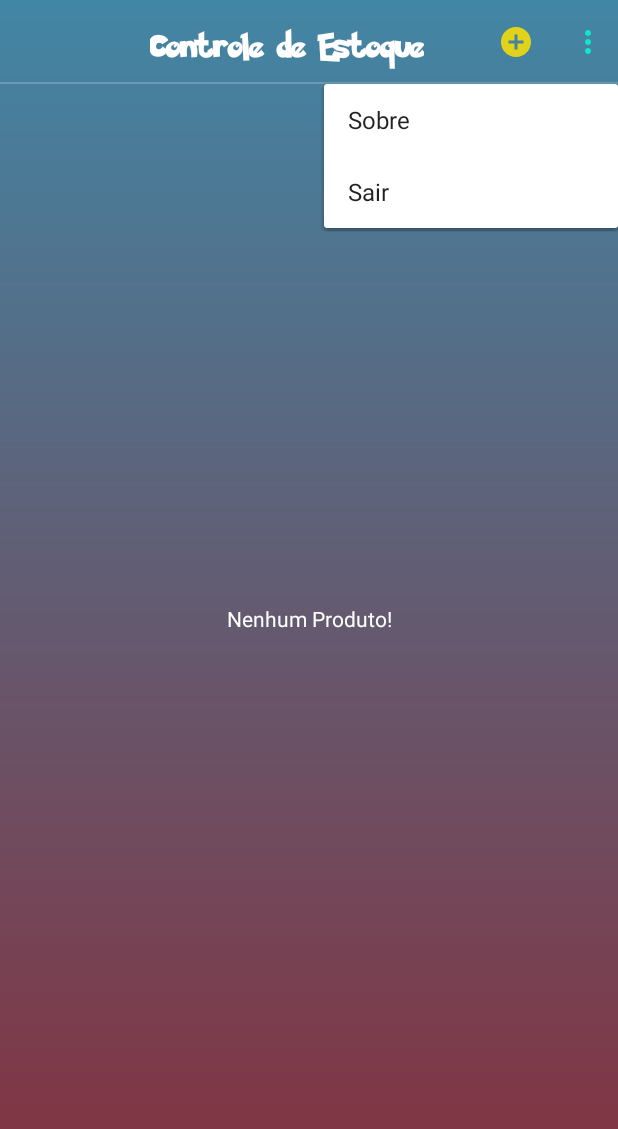
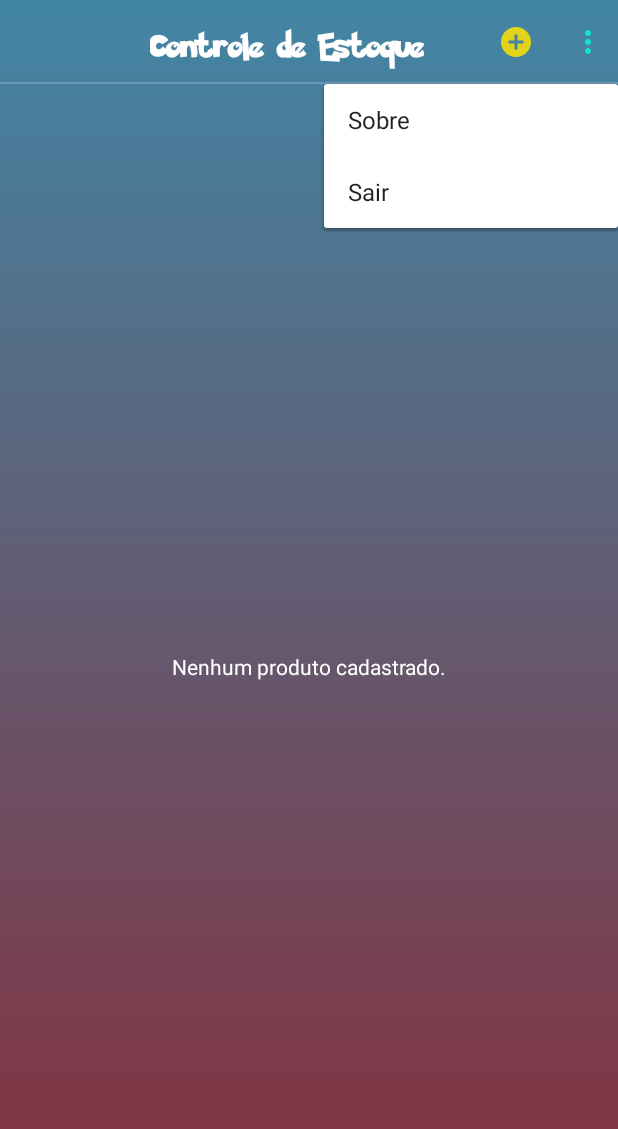
Before and after one commit to Adson-C/Stock-Ads, an Android app: the screen it shows after launch once a user with an empty profile is signed in (MainActivity), after a tap on an icon or button, on a phone screen of 412 x 824 dp. Shown: the top 1129 px of the screen. Run offline under Robolectric (Android 15) with nearby library versions, the phone set to English and light mode, and no system bars; our stand-ins replace Firebase (no records; nobody signed in at launch, a user with empty details on screens opened directly); libraries missing offline, so code that uses them is left out: com.tsuryo.swipeablerv; plain views replace SwipeableRecyclerView; 5 statements that could not run were skipped.

```diff
--- a/app/src/main/java/com/example/layoutcustomer/DBHelper.java
+++ /dev/null
@@ -1,41 +0,0 @@
-package com.example.layoutcustomer;
-
-import android.content.Context;
-import android.database.sqlite.SQLiteDatabase;
-import android.database.sqlite.SQLiteOpenHelper;
-import android.util.Log;
-
-import androidx.annotation.Nullable;
-
-public class DBHelper extends SQLiteOpenHelper {
-
-    private static final int VERSAO = 1;
-    private static final String NOME_DB = "db_app";
-    public static final String TB_PRODUTO = "tb_produto";
-
-    public DBHelper(@Nullable Context context) {
-        super(context, NOME_DB, null, VERSAO);
-    }
-
-    @Override
-    public void onCreate(SQLiteDatabase sqLiteDatabase) {
-
-        String sql = "CREATE TABLE IF NOT EXISTS " + TB_PRODUTO
-                + " (id INTEGER PRIMARY KEY AUTOINCREMENT, " +
-                " nome TEXT NOT NULL, " +
-                " estoque INTEGER NOT NULL, " +
-                " preco DOUBLE NOT NULL);";
-
-        try {
-            sqLiteDatabase.execSQL(sql);
-        }catch (Exception e){
-            Log.i("ERROR", "Erro ao criar a tabela: " + e.getMessage());
-        }
-
-    }
-
-    @Override
-    public void onUpgrade(SQLiteDatabase sqLiteDatabase, int i, int i1) {
-
-    }
-}
--- a/app/src/main/java/com/example/layoutcustomer/activity/MainActivity.java
+++ b/app/src/main/java/com/example/layoutcustomer/activity/MainActivity.java
@@ -1,13 +1,16 @@
 package com.example.layoutcustomer.activity;
 
+import androidx.annotation.NonNull;
 import androidx.appcompat.app.AppCompatActivity;
 import androidx.recyclerview.widget.LinearLayoutManager;
 
+import android.annotation.SuppressLint;
 import android.content.Intent;
 import android.os.Bundle;
 import android.view.View;
 import android.widget.ImageButton;
 import android.widget.PopupMenu;
+import android.widget.ProgressBar;
 import android.widget.TextView;
 import android.widget.Toast;
 
@@ -15,8 +18,11 @@ import com.example.layoutcustomer.adapter.AdapterProduto;
 import com.example.layoutcustomer.autenticacao.LoginActivity;
 import com.example.layoutcustomer.helper.FirebaseHelper;
 import com.example.layoutcustomer.model.Produto;
-import com.example.layoutcustomer.ProdutoDAO;
 import com.example.layoutcustomer.R;
+import com.google.firebase.database.DataSnapshot;
+import com.google.firebase.database.DatabaseError;
+import com.google.firebase.database.DatabaseReference;
+import com.google.firebase.database.ValueEventListener;
 import com.tsuryo.swipeablerv.SwipeLeftRightCallback;
 import com.tsuryo.swipeablerv.SwipeableRecyclerView;
 
@@ -30,10 +36,10 @@ public class MainActivity extends AppCompatActivity implements AdapterProduto.On
     private List<Produto> produtoList =  new ArrayList<>();
     private SwipeableRecyclerView rvProdutos;
     private AdapterProduto adapterProduto;
+    private ProgressBar progressBar;
 
     private TextView txt_Info;
 
-    private ProdutoDAO produtoDAO;
 
 
     @Override
@@ -41,24 +47,60 @@ public class MainActivity extends AppCompatActivity implements AdapterProduto.On
         super.onCreate(savedInstanceState);
         setContentView(R.layout.activity_main);
 
-        produtoDAO = new ProdutoDAO(this);
+        iniciarComponente();
+        ouvinteClique();
 
-        // parou aqui
-        produtoList = produtoDAO.getProdutoList();
+        configRecycleView();
+    }
 
+    private void iniciarComponente() {
         imaAdd = findViewById(R.id.imaadd);
         imgInfo = findViewById(R.id.imgmore);
 
         rvProdutos = findViewById(R.id.rvProdutos);
         txt_Info = findViewById(R.id.txtInfo);
 
-        ouvinteClique();
+        progressBar = findViewById(R.id.progressBar);
+
     }
+
     @Override
     protected void onStart() {
         super.onStart();
-        configRecycleView();
+
+        recuperarProdutos();
+
     }
+
+    private void recuperarProdutos(){
+
+        DatabaseReference produtoRef = FirebaseHelper.getDatabaseReference()
+                .child("produtos")
+                .child(FirebaseHelper.getIdFirebase());
+        produtoRef.addValueEventListener(new ValueEventListener() {
+            @SuppressLint("NotifyDataSetChanged")
+            @Override
+            public void onDataChange(@NonNull DataSnapshot snapshot) {
+                for (DataSnapshot snap:
+                     snapshot.getChildren()) {
+                    Produto produto = snap.getValue(Produto.class);
+                    produtoList.add(produto);
+                }
+
+                verificaQtdList();
+
+                adapterProduto.notifyDataSetChanged();
+            }
+
+            @Override
+            public void onCancelled(@NonNull DatabaseError error) {
+
+            }
+        });
+
+    }
+
+
 
     private void ouvinteClique(){
         imaAdd.setOnClickListener(view -> {
@@ -85,15 +127,9 @@ public class MainActivity extends AppCompatActivity implements AdapterProduto.On
 
     private void configRecycleView(){
 
-        produtoList.clear();
-
-        produtoList = produtoDAO.getProdutoList();
-
-        verificaQtdList();
-
         rvProdutos.setLayoutManager(new LinearLayoutManager(this));
         rvProdutos.setHasFixedSize(true);
-        adapterProduto = new AdapterProduto(produtoDAO.getProdutoList(), this);
+        adapterProduto = new AdapterProduto(produtoList, this);
         rvProdutos.setAdapter(adapterProduto);
 
         rvProdutos.setListener(new SwipeLeftRightCallback.Listener() {
@@ -112,7 +148,6 @@ public class MainActivity extends AppCompatActivity implements AdapterProduto.On
 
                 Produto produto = produtoList.get(position);
 
-                produtoDAO.deleteProduto(produto);
                 produtoList.remove(produto);
                 adapterProduto.notifyItemRemoved(position);
 
@@ -126,10 +161,13 @@ public class MainActivity extends AppCompatActivity implements AdapterProduto.On
     private void verificaQtdList(){
         if (produtoList.size() == 0){
 
+            txt_Info.setText("Nenhum produto cadastrado.");
             txt_Info.setVisibility(View.VISIBLE);
         }else {
             txt_Info.setVisibility(View.GONE);
         }
+
+        progressBar.setVisibility(View.GONE);
     }
     @Override
     public void onClickListener(Produto produto) {
--- a/app/src/main/java/com/example/layoutcustomer/helper/FirebaseHelper.java
+++ b/app/src/main/java/com/example/layoutcustomer/helper/FirebaseHelper.java
@@ -9,9 +9,13 @@ public class FirebaseHelper {
     // Essa Class server para qualquer App que use Firebase
     // metodos para salvar arquivos
     private static FirebaseAuth auth;
+
+    public static String getIdFirebase(){
+        return getAuth().getUid();
+}
     private static DatabaseReference databaseReference;
 
-    private static DatabaseReference getDatabaseReference(){
+    public static DatabaseReference getDatabaseReference(){
         if (databaseReference == null){
             databaseReference = FirebaseDatabase.getInstance().getReference();
         }
--- a/app/src/main/res/layout/activity_main.xml
+++ b/app/src/main/res/layout/activity_main.xml
@@ -14,61 +14,34 @@
         app:layout_constraintStart_toStartOf="parent"
         app:layout_constraintTop_toTopOf="parent" />
 
-    <!-- <LinearLayout
-        android:layout_width="32dp"
-        android:layout_height="32dp"
-        android:background="@drawable/bg_round"
+
+    <LinearLayout
+        android:layout_width="wrap_content"
+        android:layout_height="wrap_content"
         android:orientation="vertical"
-        android:layout_margin="16dp"
+        app:layout_constraintBottom_toBottomOf="parent"
         app:layout_constraintEnd_toEndOf="parent"
+        app:layout_constraintStart_toStartOf="@+id/rvProdutos"
         app:layout_constraintTop_toBottomOf="@+id/include">
 
-        <ImageView
-            android:layout_width="match_parent"
-            android:layout_height="match_parent"
-            android:background="@android:color/transparent"
-            android:src="@drawable/ic_favorite" />
+        <ProgressBar
+            android:id="@+id/progressBar"
+            android:layout_width="wrap_content"
+            android:layout_height="wrap_content"
+            android:layout_gravity="center"
+            android:indeterminateTint="@color/white" />
 
-    </LinearLayout>-->
+        <TextView
+            android:id="@+id/txtInfo"
+            android:layout_width="wrap_content"
+            android:layout_height="wrap_content"
+            android:layout_marginTop="8dp"
+            android:text="@string/carregando_produtos"
+            android:textColor="@color/white"
+            android:visibility="gone"
+             />
 
-
-   <!-- <androidx.appcompat.widget.Toolbar
-        android:id="@+id/toolbar"
-        android:layout_width="match_parent"
-        android:layout_height="wrap_content"
-        android:background="#0C5271"
-        android:minHeight="?attr/actionBarSize"
-        android:theme="?attr/actionBarTheme"
-        app:title="Controle de Estoque"
-        app:titleTextColor="@color/white"
-        app:layout_constraintEnd_toEndOf="parent"
-        app:layout_constraintHorizontal_bias="0.0"
-        app:layout_constraintStart_toStartOf="parent"
-        app:layout_constraintTop_toTopOf="parent" />-->
-
-
-   <!-- <ImageView
-        android:id="@+id/imageView3"
-        android:layout_width="match_parent"
-        android:layout_height="2dp"
-        android:alpha="0.2"
-        android:background="@color/white"
-        app:layout_constraintEnd_toEndOf="parent"
-        app:layout_constraintStart_toStartOf="parent"
-        app:layout_constraintTop_toBottomOf="@+id/toolbar" />-->
-
-    <TextView
-        android:id="@+id/txtInfo"
-        android:layout_width="wrap_content"
-        android:layout_height="wrap_content"
-        android:text="Nenhum Produto!"
-        android:visibility="gone"
-        tools:visibility="visible"
-        android:textColor="@color/white"
-        app:layout_constraintBottom_toBottomOf="@+id/rvProdutos"
-        app:layout_constraintEnd_toEndOf="parent"
-        app:layout_constraintStart_toStartOf="parent"
-        app:layout_constraintTop_toTopOf="@+id/include" />
+    </LinearLayout>
 
     <com.tsuryo.swipeablerv.SwipeableRecyclerView
         android:id="@+id/rvProdutos"
@@ -76,8 +49,10 @@
         android:layout_height="0dp"
         app:layout_constraintBottom_toBottomOf="parent"
         app:layout_constraintEnd_toEndOf="parent"
+        app:layout_constraintHorizontal_bias="1.0"
         app:layout_constraintStart_toStartOf="parent"
         app:layout_constraintTop_toBottomOf="@+id/include"
+        app:layout_constraintVertical_bias="0.0"
         app:leftBgColor="@color/delete"
         app:leftImage="@drawable/ic_delete"
         app:rightBgColor="@color/purple_200"
@@ -85,5 +60,4 @@
         tools:listitem="@layout/item_produto" />
 
 
-
 </androidx.constraintlayout.widget.ConstraintLayout>
--- a/app/src/main/res/values/strings.xml
+++ b/app/src/main/res/values/strings.xml
@@ -24,6 +24,7 @@
     <string name="seja_bem_vindo">Seja Bem Vindo</string>
     <string name="estoque_suporte">Estoque Suporte</string>
     <string name="txt_enviar">Recuperar Conta</string>
+    <string name="carregando_produtos">Carregando produtos...</string>
 
 
 </resources>
```
Also changed, not shown: app/src/main/java/com/example/layoutcustomer/ProdutoDAO.java (deleted, +0 -101 lines), app/src/main/java/com/example/layoutcustomer/activity/FormularioActivity.java (+1 -8 lines), app/src/main/java/com/example/layoutcustomer/model/Produto.java (+18 -3 lines).
